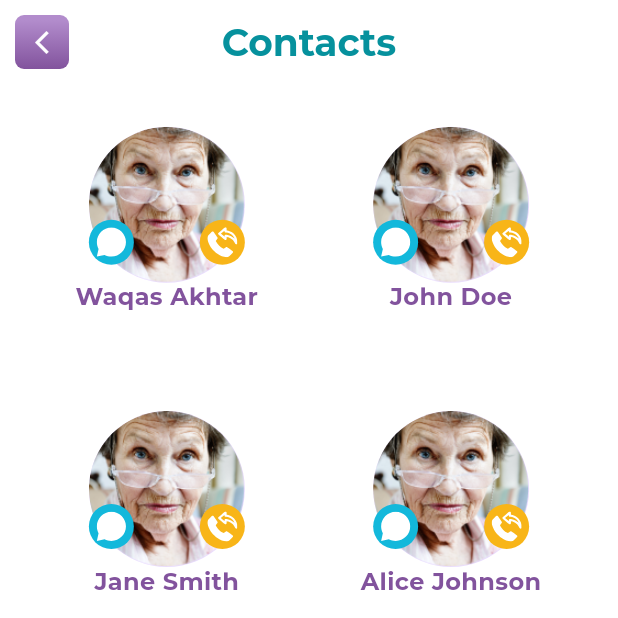
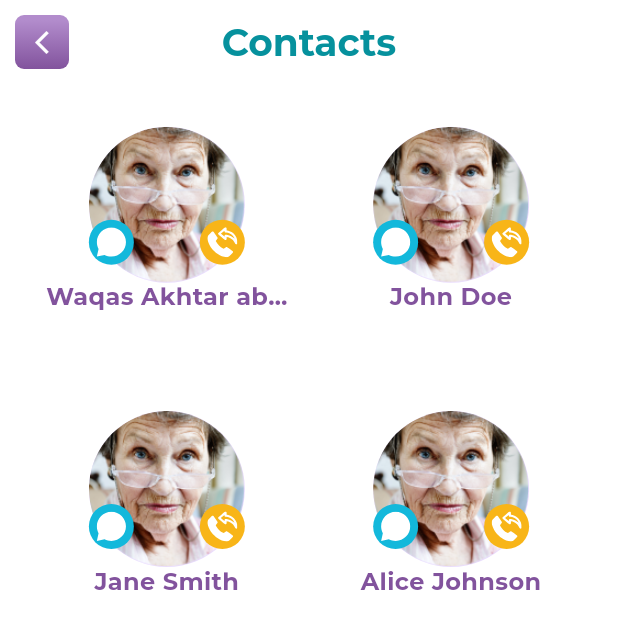
Before and after one commit to Waqas0321/telehealthApp, a Flutter app: the ContactScreen screen opened by its route, on a phone screen of 412 x 824 dp, the top half of it. Run offline on Flutter 3.47's test engine with Material 3 defaults, Android fonts, the phone set to English and light mode, and no system bars; our stand-ins replace flutter_svg, gap, get, google_fonts, image_picker.

Commit message:
Initial Commit

```diff
--- a/lib/App/Controllers/conatct_controller.dart
+++ b/lib/App/Controllers/conatct_controller.dart
@@ -5,7 +5,7 @@ import '../Utils/Const/app_images.dart';
 
 class ContactController extends GetxController{
   final List<User> users = [
-    User(name: "Waqas Akhtar", imagePath: AppImages.testImage),
+    User(name: "Waqas Akhtar abc a s sgd d ", imagePath: AppImages.testImage),
     User(name: "John Doe", imagePath: AppImages.testImage),
     User(name: "Jane Smith", imagePath: AppImages.testImage),
     User(name: "Alice Johnson", imagePath: AppImages.testImage),
--- a/lib/App/Widgets/Customs/custom_contact_container.dart
+++ b/lib/App/Widgets/Customs/custom_contact_container.dart
@@ -74,6 +74,7 @@ class CustomContactContainer extends StatelessWidget {
             ],
           ),
           CustomTextWidget(
+            textOverflow: TextOverflow.ellipsis,
             text: name,
             fontWeight: FontWeight.w700,
             fontSize: 16,
```
